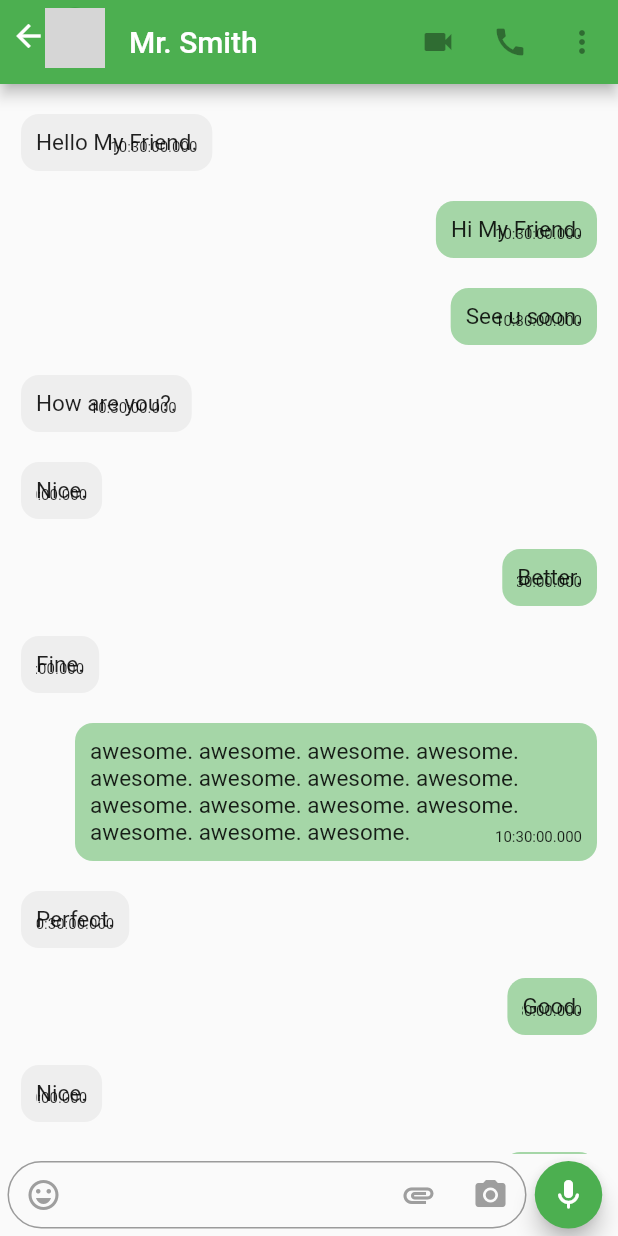
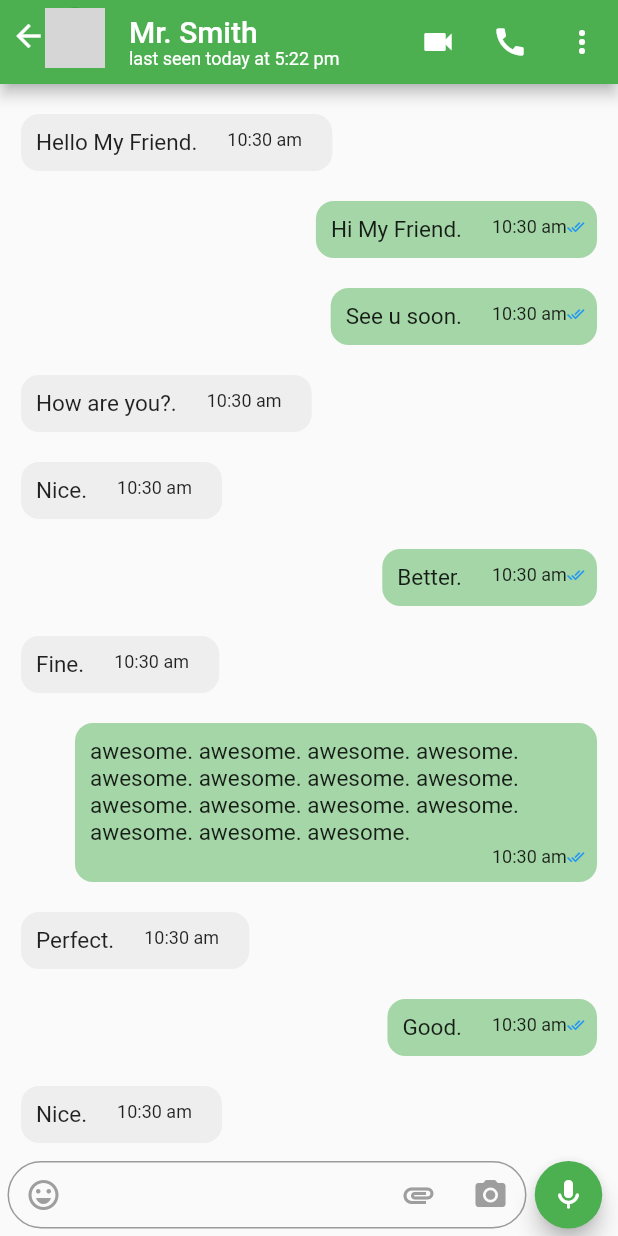
Before and after one commit to 20sw084/whatsapp-clone, a Flutter app: the ChatScreen screen opened directly, on a phone screen of 412 x 824 dp. Run offline on Flutter 3.47's test engine with Material 2 defaults, Android fonts, the phone set to English and light mode, and no system bars; network calls fail; grey boxes are pictures that could not be loaded.

Commit message:
2nd commit

```diff
--- a/lib/models/message.dart
+++ b/lib/models/message.dart
@@ -2,6 +2,7 @@ class Message{
   final String text;
   final bool isSentByMe;
   final DateTime date;
+  final bool isSeen;
 
-  const Message ({required this.text, required this.date,required this.isSentByMe});
+  const Message ({required this.text, required this.date,required this.isSentByMe, required this.isSeen});
 }
--- a/lib/screens/chat_screen.dart
+++ b/lib/screens/chat_screen.dart
@@ -10,23 +10,78 @@ class ChatScreen extends StatelessWidget {
   @override
   Widget build(BuildContext context) {
     final List<Message> messages = [
-      Message(text: "Hello My Friend.", date: DateTime.now(), isSentByMe: true),
-      Message(text: "Hi My Friend.", date: DateTime.now(), isSentByMe: false),
-      Message(text: "See u soon.", date: DateTime.now(), isSentByMe: false),
-      Message(text: "How are you?.", date: DateTime.now(), isSentByMe: true),
-      Message(text: "Nice.", date: DateTime.now(), isSentByMe: true),
-      Message(text: "Better.", date: DateTime.now(), isSentByMe: false),
-      Message(text: "Fine.", date: DateTime.now(), isSentByMe: true),
-      Message(text: "awesome. awesome. awesome. awesome. awesome. awesome. awesome. awesome. awesome. awesome. awesome. awesome. awesome. awesome. awesome. ", date: DateTime.now(), isSentByMe: false),
-      Message(text: "Perfect.", date: DateTime.now(), isSentByMe: true),
-      Message(text: "Good.", date: DateTime.now(), isSentByMe: false),
-      Message(text: "Nice.", date: DateTime.now(), isSentByMe: true),
-      Message(text: "Better.", date: DateTime.now(), isSentByMe: false),
-      Message(text: "Fine.", date: DateTime.now(), isSentByMe: true),
-      Message(text: "awesome. awesome. awesome. awesome. awesome. awesome. awesome. awesome. awesome. awesome. awesome. awesome. awesome. awesome. awesome. ", date: DateTime.now(), isSentByMe: true),
-      Message(text: "Perfect.", date: DateTime.now(), isSentByMe: true),
-      Message(text: "Good.", date: DateTime.now(), isSentByMe: false),
-      Message(text: "Bye, My Friend.", date: DateTime.now(), isSentByMe: true),
+      Message(
+          text: "Hello My Friend.",
+          date: DateTime.now(),
+          isSentByMe: true,
+          isSeen: true),
+      Message(
+          text: "Hi My Friend.",
+          date: DateTime.now(),
+          isSentByMe: false,
+          isSeen: true),
+      Message(
+          text: "See u soon.",
+          date: DateTime.now(),
+          isSentByMe: false,
+          isSeen: true),
+      Message(
+          text: "How are you?.",
+          date: DateTime.now(),
+          isSentByMe: true,
+          isSeen: true),
+      Message(
+          text: "Nice.", date: DateTime.now(), isSentByMe: true, isSeen: true),
+      Message(
+          text: "Better.",
+          date: DateTime.now(),
+          isSentByMe: false,
+          isSeen: true),
+      Message(
+          text: "Fine.", date: DateTime.now(), isSentByMe: true, isSeen: true),
+      Message(
+          text:
+              "awesome. awesome. awesome. awesome. awesome. awesome. awesome. awesome. awesome. awesome. awesome. awesome. awesome. awesome. awesome. ",
+          date: DateTime.now(),
+          isSentByMe: false,
+          isSeen: true),
+      Message(
+          text: "Perfect.",
+          date: DateTime.now(),
+          isSentByMe: true,
+          isSeen: true),
+      Message(
+          text: "Good.", date: DateTime.now(), isSentByMe: false, isSeen: true),
+      Message(
+          text: "Nice.", date: DateTime.now(), isSentByMe: true, isSeen: true),
+      Message(
+          text: "Better.",
+          date: DateTime.now(),
+          isSentByMe: false,
+          isSeen: false),
+      Message(
+          text: "Fine.", date: DateTime.now(), isSentByMe: true, isSeen: false),
+      Message(
+          text:
+              "awesome. awesome. awesome. awesome. awesome. awesome. awesome. awesome. awesome. awesome. awesome. awesome. awesome. awesome. awesome. awesome. ",
+          date: DateTime.now(),
+          isSentByMe: true,
+          isSeen: false),
+      Message(
+          text: "Perfect.",
+          date: DateTime.now(),
+          isSentByMe: true,
+          isSeen: false),
+      Message(
+          text: "Good.",
+          date: DateTime.now(),
+          isSentByMe: false,
+          isSeen: false),
+      Message(
+          text: "Bye, My Friend.",
+          date: DateTime.now(),
+          isSentByMe: true,
+          isSeen: false),
     ];
     return SafeArea(
       child: Scaffold(
@@ -79,7 +134,19 @@ class ChatScreen extends StatelessWidget {
           ),
         ),
         appBar: AppBar(
-          title: Text(title),
+          title: Column(
+            crossAxisAlignment: CrossAxisAlignment.start,
+            children: [
+              Text(title),
+              Text(
+                "last seen today at 5:22 pm",
+                style: TextStyle(
+                  fontSize: 12,
+                  fontWeight: FontWeight.normal,
+                ),
+              ),
+            ],
+          ),
           leadingWidth: 70,
           leading: Stack(
             children: [
@@ -107,15 +174,15 @@ class ChatScreen extends StatelessWidget {
           ),
           actions: [
             IconButton(
-              onPressed: null,
+              onPressed: (){},
               icon: Icon(Icons.videocam),
             ),
             IconButton(
-              onPressed: null,
+              onPressed: (){},
               icon: Icon(Icons.call),
             ),
             IconButton(
-              onPressed: null,
+              onPressed: (){},
               icon: Icon(Icons.more_vert),
             ),
           ],
@@ -128,10 +195,23 @@ class ChatScreen extends StatelessWidget {
               physics: NeverScrollableScrollPhysics(),
               itemBuilder: (context, index) {
                 List<String> _sd = messages[index].date.toString().split(' ');
-                String _t = _sd.last;
+                List<String> _time24 = _sd.last.split(':');
+                String _hours24 = _time24.first;
+                bool _isPm = false;
+                if (int.parse(_hours24) > 12) {
+                  int _temp = int.parse(_hours24);
+                  _temp -= 12;
+                  _hours24 = _temp.toString();
+                  _isPm = true;
+                }
+                String _mins = _time24.elementAt(1);
+                // String _t = _sd.last;
                 return Container(
-                  padding:
-                      EdgeInsets.only(left: (messages[index].isSentByMe)?14:50, right: (messages[index].isSentByMe)?50:14, top: 10, bottom: 10),
+                  padding: EdgeInsets.only(
+                      left: (messages[index].isSentByMe) ? 14 : 50,
+                      right: (messages[index].isSentByMe) ? 50 : 14,
+                      top: 10,
+                      bottom: 10),
                   child: Align(
                     alignment: (messages[index].isSentByMe
                         ? Alignment.topLeft
@@ -144,19 +224,44 @@ class ChatScreen extends StatelessWidget {
                             : Colors.green[200]),
                       ),
                       padding: EdgeInsets.all(10),
-                      child: Stack(
-                        textDirection: TextDirection.rtl,
+                      child: Wrap(
+                        verticalDirection: VerticalDirection.down,
+                        alignment: WrapAlignment.end,
                         children: [
                           Text(
                             maxLines: 25,
                             messages[index].text,
                             style: TextStyle(fontSize: 15),
                           ),
-                          Positioned(
-                            bottom: 0,
-                            child: Text(
-                              _t,
-                              style: TextStyle(fontSize: 10),
+                          Container(
+                            padding: EdgeInsets.zero,
+                            margin: EdgeInsets.only(
+                              left: 20,
+                            ),
+                            //alignment: Alignment.bottomRight,
+                            constraints: BoxConstraints(
+                              maxWidth: 60,
+                            ),
+                            child: Row(
+                              children: [
+                                Text(
+                                  "$_hours24:$_mins",
+                                  style: TextStyle(fontSize: 12),
+                                ),
+                                Text(
+                                  (_isPm ? " pm" : " am"),
+                                  style: TextStyle(fontSize: 12),
+                                ),
+                                (messages[index].isSentByMe)
+                                    ? Container()
+                                    : Icon(
+                                        Icons.done_all,
+                                        size: 12,
+                                        color: (messages[index].isSeen)
+                                            ? Colors.blue
+                                            : Colors.black,
+                                      ),
+                              ],
                             ),
                           ),
                         ],
@@ -173,3 +278,21 @@ class ChatScreen extends StatelessWidget {
     );
   }
 }
+
+// child: Stack(
+// textDirection: TextDirection.rtl,
+// children: [
+// Text(
+// maxLines: 25,
+// messages[index].text,
+// style: TextStyle(fontSize: 15),
+// ),
+// Positioned(
+// bottom: 0,
+// child: Text(
+// _t,
+// style: TextStyle(fontSize: 10),
+// ),
+// ),
+// ],
+// ),
```
